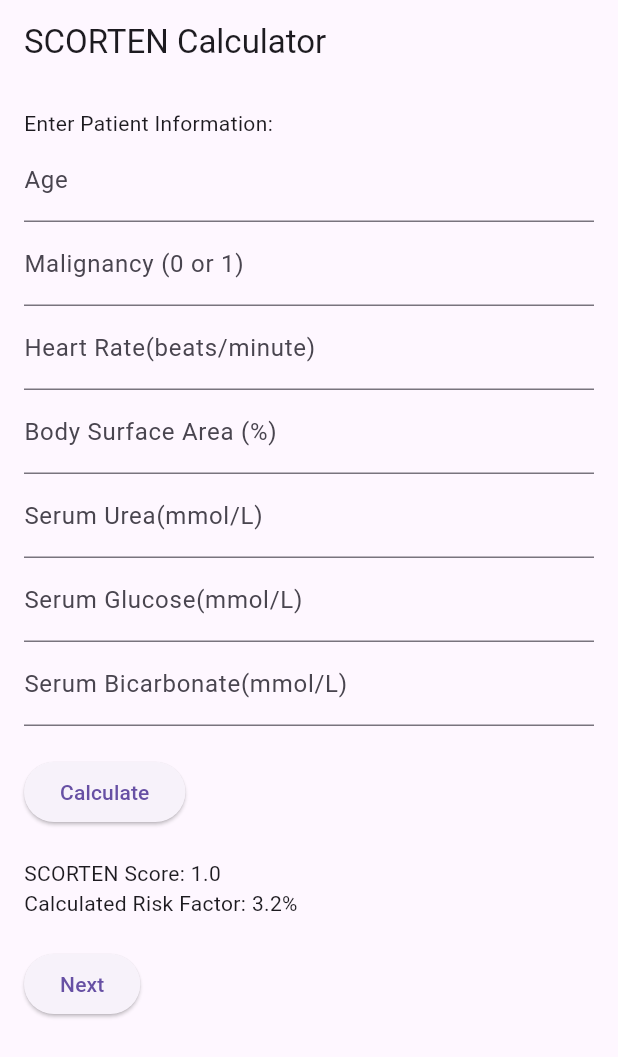
After one commit to armaan65/segpfull, a Flutter app: the ScortenCalculatorPage screen opened directly, after a tap on "Calculate", on a phone screen of 412 x 824 dp. The commit adds this screen. Shown: the top 1057 px of the screen. Run offline on Flutter 3.47's test engine with Material 3 defaults, Android fonts, the light colour scheme and no system bars; our stand-ins replace appwrite, flutter_svg, image_picker.

Commit message:
Integrated scorten test

```diff
--- a/lib/screens/login_page.dart
+++ b/lib/screens/login_page.dart
@@ -1,3 +1,5 @@
+// ignore_for_file: use_build_context_synchronously
+
 import 'package:flutter/material.dart';
 import 'package:segpnew/basePage.dart';
 import 'package:segpnew/screens/upload_page.dart';
@@ -6,6 +8,7 @@ import 'package:segpnew/appwrite/auth_api.dart';
 import 'package:segpnew/screens/register_page.dart';
 import 'package:flutter/material.dart';
 import 'package:flutter_svg/flutter_svg.dart';
+import 'package:segpnew/screens/scorten.dart';
 import 'package:provider/provider.dart';
 
 class LoginPage extends StatefulWidget {
@@ -42,7 +45,7 @@ class _LoginPageState extends State<LoginPage> {
         password: passwordTextController.text,
       );
       Navigator.pop(context);
-      Navigator.pushReplacement(context, MaterialPageRoute(builder: (context) => BasePage()));
+      Navigator.pushReplacement(context, MaterialPageRoute(builder: (context) => ScortenCalculatorPage()));
     } on AppwriteException catch (e) {
       Navigator.pop(context);
       showAlert(title: 'Login failed', text: e.message.toString());
--- /dev/null
+++ b/lib/screens/scorten.dart
@@ -0,0 +1,173 @@
+import 'package:flutter/material.dart';
+import 'package:segpnew/basePage.dart';
+
+class ScortenCalculatorPage extends StatefulWidget {
+  @override
+  _ScortenCalculatorPageState createState() => _ScortenCalculatorPageState();
+}
+
+class _ScortenCalculatorPageState extends State<ScortenCalculatorPage> {
+  TextEditingController ageController = TextEditingController();
+  TextEditingController malignancyController = TextEditingController();
+  TextEditingController heartRateController = TextEditingController();
+  TextEditingController bsaController = TextEditingController();
+  TextEditingController ureaController = TextEditingController();
+  TextEditingController glucoseController = TextEditingController();
+  TextEditingController bicarbonateController = TextEditingController();
+
+  double scortenResult = 0;
+  double riskFactorResult = 0;
+
+  @override
+  Widget build(BuildContext context) {
+    return Scaffold(
+      appBar: AppBar(
+        title: Text('SCORTEN Calculator'),
+      ),
+      body: Padding(
+        padding: const EdgeInsets.all(16.0),
+        child: Column(
+          crossAxisAlignment: CrossAxisAlignment.start,
+          children: [
+            Text('Enter Patient Information:'),
+            TextField(
+              controller: ageController,
+              keyboardType: TextInputType.number,
+              decoration: InputDecoration(labelText: 'Age'),
+            ),
+            TextField(
+              controller: malignancyController,
+              keyboardType: TextInputType.number,
+              decoration: InputDecoration(labelText: 'Malignancy (0 or 1)'),
+            ),
+            TextField(
+              controller: heartRateController,
+              keyboardType: TextInputType.number,
+              decoration: InputDecoration(labelText: 'Heart Rate(beats/minute)'),
+            ),
+            TextField(
+              controller: bsaController,
+              keyboardType: TextInputType.number,
+              decoration: InputDecoration(labelText: 'Body Surface Area (%)'),
+            ),
+            TextField(
+              controller: ureaController,
+              keyboardType: TextInputType.number,
+              decoration: InputDecoration(labelText: 'Serum Urea(mmol/L)'),
+            ),
+            TextField(
+              controller: glucoseController,
+              keyboardType: TextInputType.number,
+              decoration: InputDecoration(labelText: 'Serum Glucose(mmol/L)'),
+            ),
+            TextField(
+              controller: bicarbonateController,
+              keyboardType: TextInputType.number,
+              decoration: InputDecoration(labelText: 'Serum Bicarbonate(mmol/L)'),
+            ),
+            SizedBox(height: 20),
+            ElevatedButton(
+              onPressed: () {
+                calculateResults();
+              },
+              child: Text('Calculate'),
+            ),
+            SizedBox(height: 20),
+            Text('SCORTEN Score: $scortenResult'),
+            Text('Calculated Risk Factor: $riskFactorResult%'),
+            SizedBox(height: 20),
+            // Remove the Navigator widget that wraps the ElevatedButton widget
+            // Use the Navigator widget that is provided by the Scaffold widget
+            ElevatedButton(
+              // Use the onPressed property to check if all the details are filled
+              onPressed: () {
+                // Get the values of the text fields
+                String age = ageController.text;
+                String malignancy = malignancyController.text;
+                String heartRate = heartRateController.text;
+                String bsa = bsaController.text;
+                String urea = ureaController.text;
+                String glucose = glucoseController.text;
+                String bicarbonate = bicarbonateController.text;
+
+                // Check if any of the text fields is empty
+                if (age.isEmpty ||
+                    malignancy.isEmpty ||
+                    heartRate.isEmpty ||
+                    bsa.isEmpty ||
+                    urea.isEmpty ||
+                    glucose.isEmpty ||
+                    bicarbonate.isEmpty) {
+                  // If yes, show a SnackBar widget with a message to the user
+                  ScaffoldMessenger.of(context).showSnackBar(
+                    SnackBar(
+                      content: Text('Please fill all the details'),
+                    ),
+                  );
+                } else {
+                  // If no, navigate to the BasePage widget
+                  Navigator.of(context).push(
+                    MaterialPageRoute(
+                      builder: (context) {
+                        return BasePage();
+                      },
+                    ),
+                  );
+                }
+              },
+              child: Text('Next'),
+            ),
+          ],
+        ),
+      ),
+    );
+  }
+
+  void calculateResults() {
+    double age = double.tryParse(ageController.text) ?? 0;
+    double malignancy = double.tryParse(malignancyController.text) ?? 0;
+    double heartRate = double.tryParse(heartRateController.text) ?? 0;
+    double bsa = double.tryParse(bsaController.text) ?? 0;
+    double urea = double.tryParse(ureaController.text) ?? 0;
+    double glucose = double.tryParse(glucoseController.text) ?? 0;
+    double bicarbonate = double.tryParse(bicarbonateController.text) ?? 0;
+
+    setState(() {
+      scortenResult = calculateScorten(age, malignancy, heartRate, bsa, urea, glucose, bicarbonate);
+      riskFactorResult = calculateriskfactor(age, malignancy, heartRate, bsa, urea, glucose, bicarbonate);
+    });
+  }
+
+  double calculateScorten(double age, double malignancy, double heartRate,
+    double bsa, double urea, double glucose, double bicarbonate) {
+  double agePoints = (age >= 40) ? 1 : 0;
+  double heartRatePoints = (heartRate >= 120) ? 1 : 0;
+  double bsaPoints = (bsa >= 10) ? 1 : 0;
+  double ureaPoints = (urea > 10) ? 1 : 0;
+  double glucosePoints = (glucose > 14) ? 1 : 0;
+  double bicarbonatePoints = (bicarbonate < 20) ? 1 : 0;
+  double malignancyPoints = (malignancy == 1) ? 1 : 0;
+
+  return agePoints + ureaPoints + glucosePoints + bsaPoints + bicarbonatePoints + heartRatePoints + malignancyPoints;
+}
+
+double calculateriskfactor(double age, double malignancy, double heartRate,
+    double bsa, double urea, double glucose, double bicarbonate) {
+  double scortenScore = calculateScorten(age, malignancy, heartRate, bsa, urea, glucose, bicarbonate);
+  double riskfactor;
+
+  if (scortenScore <= 1) {
+    riskfactor = 3.2;
+  } else if (scortenScore == 2) {
+    riskfactor = 12.1;
+  } else if (scortenScore == 3) {
+    riskfactor = 35.3;
+  } else if (scortenScore == 4) {
+    riskfactor = 58.3;
+  } else {
+    riskfactor = 90;
+  }
+
+  return riskfactor;
+}
+}
```
